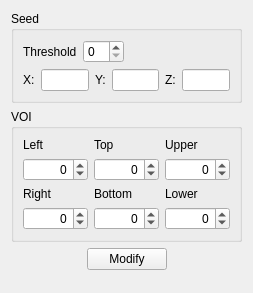
Before: the Qt Designer form frontend/toolbar/seedgrow/SetupWidget.ui in FelixdelasPozas/EspINA, drawn with Qt 5.
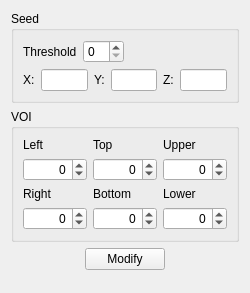
After: the same form once the commit is applied.

Diff of the .ui file:
```diff
--- a/frontend/toolbar/seedgrow/SetupWidget.ui
+++ b/frontend/toolbar/seedgrow/SetupWidget.ui
@@ -6,16 +6,34 @@
    <rect>
     <x>0</x>
     <y>0</y>
-    <width>188</width>
+    <width>250</width>
     <height>293</height>
    </rect>
   </property>
+  <property name="sizePolicy">
+   <sizepolicy hsizetype="Minimum" vsizetype="Preferred">
+    <horstretch>0</horstretch>
+    <verstretch>0</verstretch>
+   </sizepolicy>
+  </property>
+  <property name="minimumSize">
+   <size>
+    <width>250</width>
+    <height>0</height>
+   </size>
+  </property>
   <property name="windowTitle">
    <string>Form</string>
   </property>
   <layout class="QVBoxLayout" name="verticalLayout_3">
    <item>
     <widget class="QGroupBox" name="groupBox_2">
+     <property name="sizePolicy">
+      <sizepolicy hsizetype="Minimum" vsizetype="Preferred">
+       <horstretch>0</horstretch>
+       <verstretch>0</verstretch>
+      </sizepolicy>
+     </property>
      <property name="title">
       <string>Seed</string>
      </property>
@@ -87,7 +105,7 @@
            <bool>true</bool>
           </property>
           <property name="sizePolicy">
-           <sizepolicy hsizetype="Preferred" vsizetype="Fixed">
+           <sizepolicy hsizetype="Minimum" vsizetype="Fixed">
             <horstretch>0</horstretch>
             <verstretch>0</verstretch>
            </sizepolicy>
@@ -122,7 +140,7 @@
         <item>
          <widget class="QLineEdit" name="m_ySeed">
           <property name="sizePolicy">
-           <sizepolicy hsizetype="Preferred" vsizetype="Fixed">
+           <sizepolicy hsizetype="Minimum" vsizetype="Fixed">
             <horstretch>0</horstretch>
             <verstretch>0</verstretch>
            </sizepolicy>
@@ -154,7 +172,7 @@
         <item>
          <widget class="QLineEdit" name="m_zSeed">
           <property name="sizePolicy">
-           <sizepolicy hsizetype="Preferred" vsizetype="Fixed">
+           <sizepolicy hsizetype="Minimum" vsizetype="Fixed">
             <horstretch>0</horstretch>
             <verstretch>0</verstretch>
            </sizepolicy>
@@ -190,6 +208,12 @@
    </item>
    <item>
     <widget class="QGroupBox" name="groupBox">
+     <property name="sizePolicy">
+      <sizepolicy hsizetype="Minimum" vsizetype="Preferred">
+       <horstretch>0</horstretch>
+       <verstretch>0</verstretch>
+      </sizepolicy>
+     </property>
      <property name="title">
       <string>VOI</string>
      </property>
```
